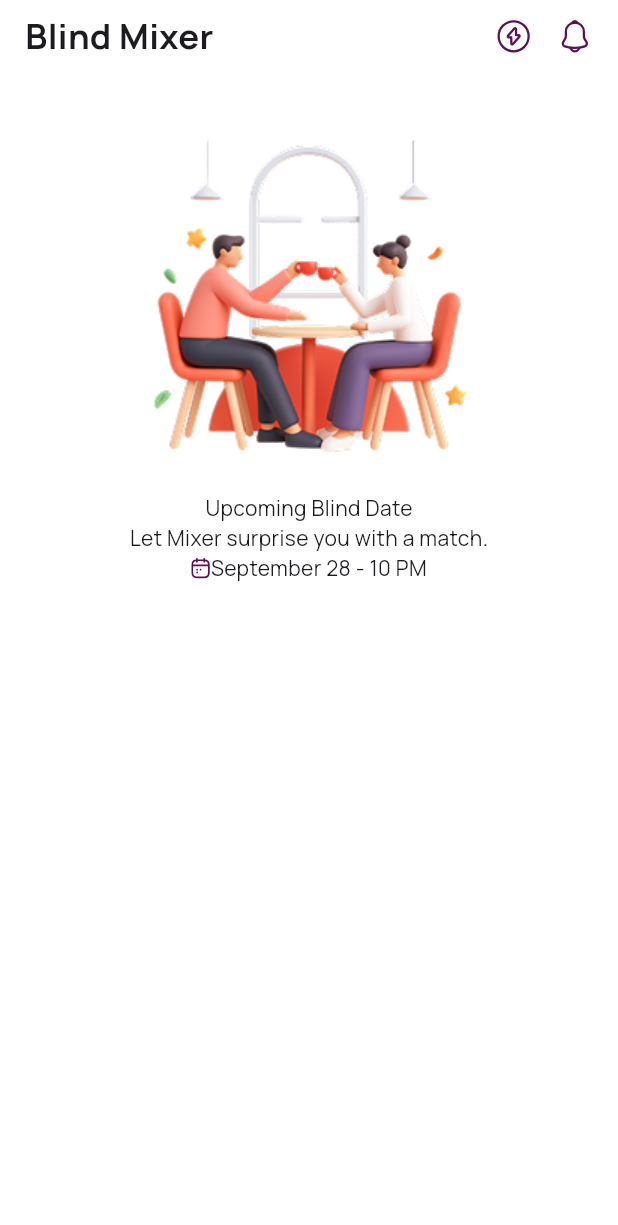
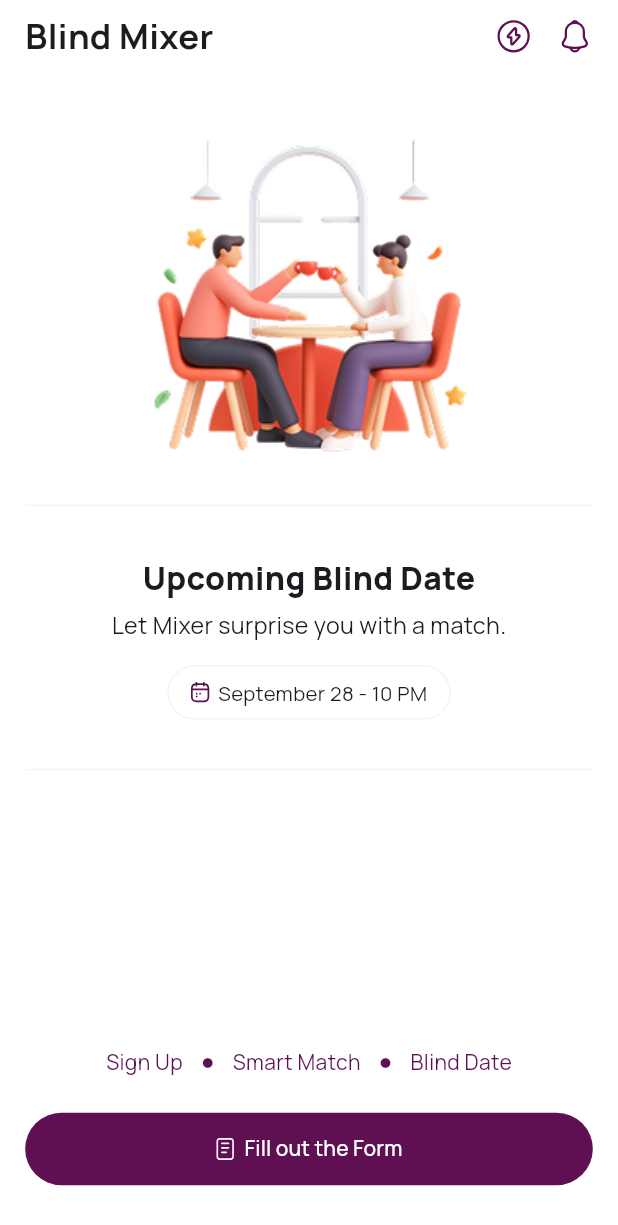
Before and after one commit to tapoban123/coderoofs-internship-assignment, a Flutter app: the BlindMixerScreen screen opened directly, on a phone screen of 412 x 824 dp. Shown: the top 1225 px of the screen. Run offline on Flutter 3.47's test engine with Material 3 defaults, Android fonts, the phone set to English and light mode, and no system bars; our stand-ins replace flutter_screenutil, flutter_svg.

Commit message:
Implemented BlindMixerScreen

```diff
--- a/ui_assignment/lib/screens/blind_mixer_screen.dart
+++ b/ui_assignment/lib/screens/blind_mixer_screen.dart
@@ -50,15 +50,110 @@ class _BlindMixerScreenState extends State<BlindMixerScreen> {
               _BlindMixerAppbar(),
               30.verticalSpace,
               Image.asset(CustomPNGs.date, height: 240.w, width: 240.w),
-              Text("Upcoming Blind Date"),
-              Text("Let Mixer surprise you with a match."),
-              Row(
-                mainAxisSize: MainAxisSize.min,
-                children: [
-                  CustomSVGs.calendar(color: CustomColors.purpleDark),
-                  Text("September 28 - 10 PM"),
-                ],
+              Divider(color: CustomColors.lightPinkColor),
+              26.verticalSpace,
+              Text(
+                "Upcoming Blind Date",
+                style: TextStyle(fontWeight: FontWeight.w800, fontSize: 22.sp),
               ),
+              6.verticalSpace,
+              Text(
+                "Let Mixer surprise you with a match.",
+                style: TextStyle(fontWeight: FontWeight.w400, fontSize: 16.sp),
+              ),
+              16.verticalSpace,
+              Container(
+                decoration: BoxDecoration(
+                  border: Border.all(color: CustomColors.lightPinkColor),
+                  borderRadius: BorderRadius.circular(200.r),
+                ),
+                padding: EdgeInsets.symmetric(horizontal: 14.w, vertical: 8.h),
+                child: Row(
+                  spacing: 5.w,
+                  mainAxisSize: MainAxisSize.min,
+                  children: [
+                    CustomSVGs.calendar(color: CustomColors.purpleDark),
+                    Text(
+                      "September 28 - 10 PM",
+                      style: TextStyle(fontSize: 14.sp),
+                    ),
+                  ],
+                ),
+              ),
+              26.verticalSpace,
+              Divider(color: CustomColors.lightPinkColor),
+              Spacer(),
+              ValueListenableBuilder(
+                valueListenable: isFormFilled,
+                builder: (context, isFormFilledValue, child) {
+                  if (isFormFilledValue) {
+                    return TextButton(
+                      onPressed: () {},
+                      child: Row(
+                        children: [
+                          Icon(Icons.check, color: CustomColors.purpleDark),
+                          Text(
+                            "Applied for Blind Mixer",
+                            style: TextStyle(color: CustomColors.purpleDark),
+                          ),
+                        ],
+                      ),
+                    );
+                  }
+                  return Column(
+                    children: [
+                      Row(
+                        spacing: 12.w,
+                        mainAxisSize: MainAxisSize.min,
+                        children: [
+                          Text(
+                            "Sign Up",
+                            style: TextStyle(color: CustomColors.purpleDark),
+                          ),
+                          Icon(
+                            Icons.circle,
+                            size: 8,
+                            color: CustomColors.purpleDark,
+                          ),
+                          Text(
+                            "Smart Match",
+                            style: TextStyle(color: CustomColors.purpleDark),
+                          ),
+                          Icon(
+                            Icons.circle,
+                            size: 8,
+                            color: CustomColors.purpleDark,
+                          ),
+                          Text(
+                            "Blind Date",
+                            style: TextStyle(color: CustomColors.purpleDark),
+                          ),
+                        ],
+                      ),
+                      24.verticalSpace,
+                      TextButton(
+                        onPressed: () {},
+                        style: TextButton.styleFrom(
+                          backgroundColor: CustomColors.purpleDark,
+                          minimumSize: Size(double.infinity, 50.h),
+                        ),
+                        child: Row(
+                          spacing: 6.w,
+                          mainAxisSize: MainAxisSize.min,
+                          children: [
+                            CustomSVGs.form(color: Colors.white),
+                            Text(
+                              "Fill out the Form",
+                              style: TextStyle(color: Colors.white),
+                            ),
+                          ],
+                        ),
+                      ),
+                    ],
+                  );
+                },
+              ),
+              35.verticalSpace,
             ],
           ),
         ),
--- a/ui_assignment/lib/utils/custom_assets.dart
+++ b/ui_assignment/lib/utils/custom_assets.dart
@@ -406,4 +406,5 @@ class CustomColors {
   static const Color deepBlue = Color(0xFF354052);
   static const Color tabIconColor = Color(0xFF44464B);
   static const Color tabIconHighlightColor = Color(0xFFFFF6FE);
+  static const Color lightPinkColor = Color(0xFFFFEFF0);
 }
```
